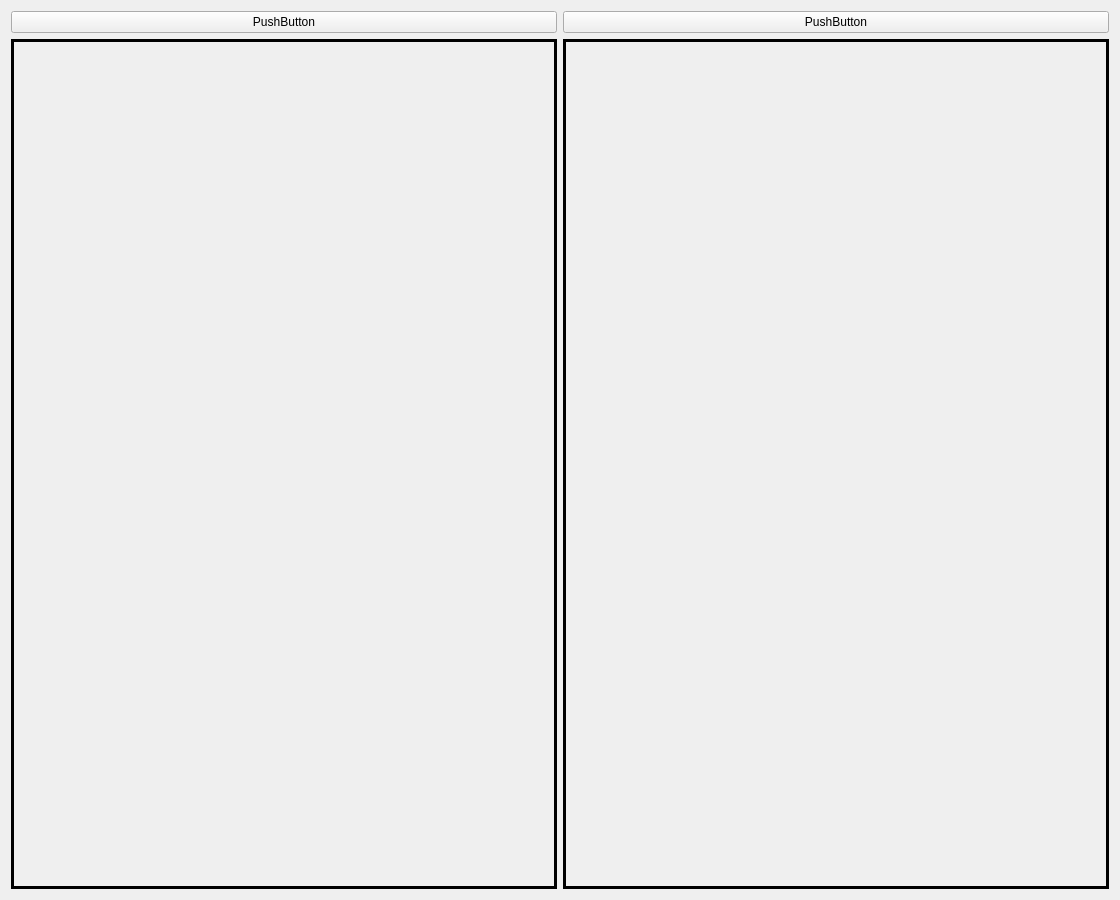
First picture: the form in ui/recive/recive_img_tab.ui, repository Foxerity/pipeline, before the edit.
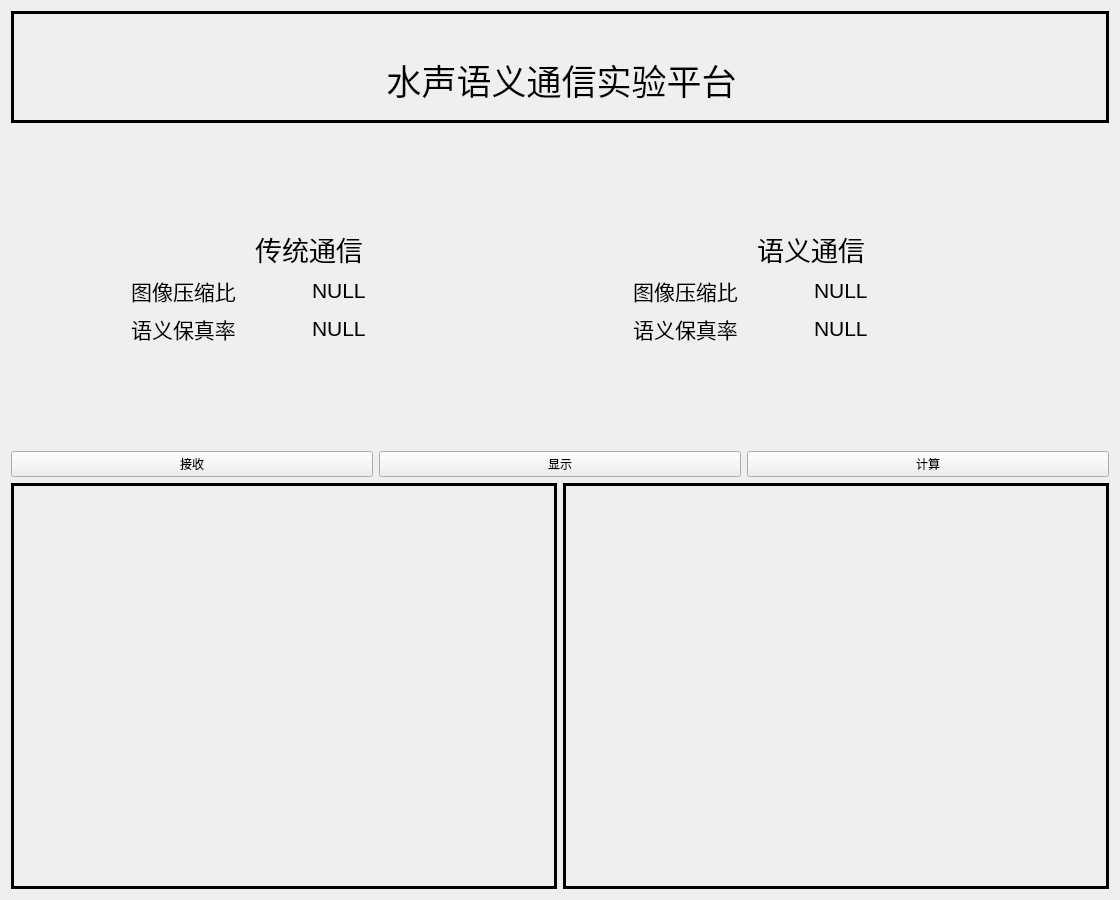
Second picture: the form after the edit.

The edit to the form file:
```diff
--- a/ui/recive/recive_img_tab.ui
+++ b/ui/recive/recive_img_tab.ui
@@ -22,12 +22,143 @@
   <layout class="QHBoxLayout" name="horizontalLayout">
    <item>
     <layout class="QVBoxLayout" name="verticalLayout">
+     <property name="sizeConstraint">
+      <enum>QLayout::SetMinAndMaxSize</enum>
+     </property>
+     <property name="topMargin">
+      <number>0</number>
+     </property>
+     <item>
+      <widget class="QLabel" name="label_29">
+       <property name="enabled">
+        <bool>true</bool>
+       </property>
+       <property name="sizePolicy">
+        <sizepolicy hsizetype="Preferred" vsizetype="Preferred">
+         <horstretch>0</horstretch>
+         <verstretch>0</verstretch>
+        </sizepolicy>
+       </property>
+       <property name="frameShape">
+        <enum>QFrame::Panel</enum>
+       </property>
+       <property name="lineWidth">
+        <number>3</number>
+       </property>
+       <property name="text">
+        <string>&lt;html&gt;&lt;head/&gt;&lt;body&gt;&lt;p align=&quot;center&quot;&gt;&lt;span style=&quot; font-size:26pt;&quot;&gt;&lt;br&gt;水声语义通信实验平台&lt;br&gt;&lt;/span&gt;&lt;/p&gt;&lt;/body&gt;&lt;/html&gt;</string>
+       </property>
+      </widget>
+     </item>
+     <item>
+      <layout class="QGridLayout" name="gridLayout_4">
+       <property name="leftMargin">
+        <number>50</number>
+       </property>
+       <property name="topMargin">
+        <number>100</number>
+       </property>
+       <property name="rightMargin">
+        <number>50</number>
+       </property>
+       <property name="bottomMargin">
+        <number>100</number>
+       </property>
+       <item row="1" column="1">
+        <layout class="QGridLayout" name="gridLayout_3">
+         <item row="1" column="0">
+          <widget class="QLabel" name="label_24">
+           <property name="text">
+            <string>&lt;html&gt;&lt;head/&gt;&lt;body&gt;&lt;p align=&quot;center&quot;&gt;&lt;span style=&quot; font-size:16pt;&quot;&gt;语义保真率&lt;/span&gt;&lt;/p&gt;&lt;/body&gt;&lt;/html&gt;</string>
+           </property>
+          </widget>
+         </item>
+         <item row="0" column="0">
+          <widget class="QLabel" name="label_25">
+           <property name="text">
+            <string>&lt;html&gt;&lt;head/&gt;&lt;body&gt;&lt;p align=&quot;center&quot;&gt;&lt;span style=&quot; font-size:16pt;&quot;&gt;图像压缩比&lt;/span&gt;&lt;/p&gt;&lt;/body&gt;&lt;/html&gt;</string>
+           </property>
+          </widget>
+         </item>
+         <item row="0" column="1">
+          <widget class="QLabel" name="label_26">
+           <property name="text">
+            <string>&lt;html&gt;&lt;head/&gt;&lt;body&gt;&lt;p&gt;&lt;span style=&quot; font-size:16pt;&quot;&gt;NULL&lt;/span&gt;&lt;/p&gt;&lt;/body&gt;&lt;/html&gt;</string>
+           </property>
+          </widget>
+         </item>
+         <item row="1" column="1">
+          <widget class="QLabel" name="label_23">
+           <property name="text">
+            <string>&lt;html&gt;&lt;head/&gt;&lt;body&gt;&lt;p&gt;&lt;span style=&quot; font-size:16pt;&quot;&gt;NULL&lt;/span&gt;&lt;/p&gt;&lt;/body&gt;&lt;/html&gt;</string>
+           </property>
+          </widget>
+         </item>
+        </layout>
+       </item>
+       <item row="1" column="0">
+        <layout class="QGridLayout" name="gridLayout">
+         <item row="1" column="1">
+          <widget class="QLabel" name="label_18">
+           <property name="text">
+            <string>&lt;html&gt;&lt;head/&gt;&lt;body&gt;&lt;p&gt;&lt;span style=&quot; font-size:16pt;&quot;&gt;NULL&lt;/span&gt;&lt;/p&gt;&lt;/body&gt;&lt;/html&gt;</string>
+           </property>
+          </widget>
+         </item>
+         <item row="1" column="0">
+          <widget class="QLabel" name="label">
+           <property name="text">
+            <string>&lt;html&gt;&lt;head/&gt;&lt;body&gt;&lt;p align=&quot;center&quot;&gt;&lt;span style=&quot; font-size:16pt;&quot;&gt;语义保真率&lt;/span&gt;&lt;/p&gt;&lt;/body&gt;&lt;/html&gt;</string>
+           </property>
+           <property name="alignment">
+            <set>Qt::AlignCenter</set>
+           </property>
+           <property name="wordWrap">
+            <bool>false</bool>
+           </property>
+          </widget>
+         </item>
+         <item row="0" column="0">
+          <widget class="QLabel" name="label_2">
+           <property name="text">
+            <string>&lt;html&gt;&lt;head/&gt;&lt;body&gt;&lt;p align=&quot;center&quot;&gt;&lt;span style=&quot; font-size:16pt;&quot;&gt;图像压缩比&lt;/span&gt;&lt;/p&gt;&lt;/body&gt;&lt;/html&gt;</string>
+           </property>
+           <property name="textFormat">
+            <enum>Qt::AutoText</enum>
+           </property>
+          </widget>
+         </item>
+         <item row="0" column="1">
+          <widget class="QLabel" name="label_17">
+           <property name="text">
+            <string>&lt;html&gt;&lt;head/&gt;&lt;body&gt;&lt;p&gt;&lt;span style=&quot; font-size:16pt;&quot;&gt;NULL&lt;/span&gt;&lt;/p&gt;&lt;/body&gt;&lt;/html&gt;</string>
+           </property>
+          </widget>
+         </item>
+        </layout>
+       </item>
+       <item row="0" column="0">
+        <widget class="QLabel" name="label_27">
+         <property name="text">
+          <string>&lt;html&gt;&lt;head/&gt;&lt;body&gt;&lt;p align=&quot;center&quot;&gt;&lt;span style=&quot; font-size:20pt;&quot;&gt;传统通信&lt;/span&gt;&lt;/p&gt;&lt;/body&gt;&lt;/html&gt;</string>
+         </property>
+        </widget>
+       </item>
+       <item row="0" column="1">
+        <widget class="QLabel" name="label_28">
+         <property name="text">
+          <string>&lt;html&gt;&lt;head/&gt;&lt;body&gt;&lt;p align=&quot;center&quot;&gt;&lt;span style=&quot; font-size:20pt;&quot;&gt;语义通信&lt;/span&gt;&lt;/p&gt;&lt;/body&gt;&lt;/html&gt;</string>
+         </property>
+        </widget>
+       </item>
+      </layout>
+     </item>
      <item>
       <layout class="QHBoxLayout" name="horizontalLayout_2">
        <item>
         <widget class="QPushButton" name="browserButton">
          <property name="text">
-          <string>PushButton</string>
+          <string>接收</string>
          </property>
         </widget>
        </item>
@@ -40,7 +171,14 @@
           </size>
          </property>
          <property name="text">
-          <string>PushButton</string>
+          <string>显示</string>
+         </property>
+        </widget>
+       </item>
+       <item>
+        <widget class="QPushButton" name="calculateButton_2">
+         <property name="text">
+          <string>计算</string>
          </property>
         </widget>
        </item>
```
Left out of the diff: 8 changed lines with no effect on the pictures.
